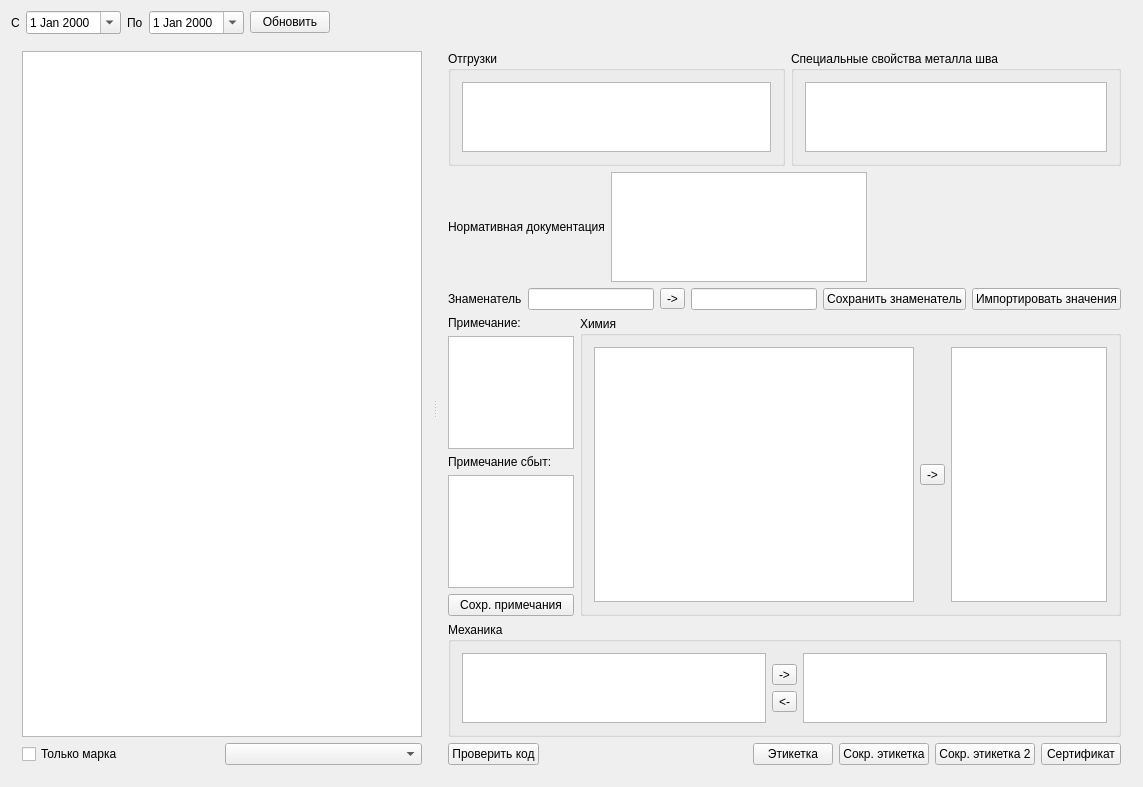
The window that formpart.ui (Sergeyego/el_sert) describes before a commit, drawn with Qt 5.
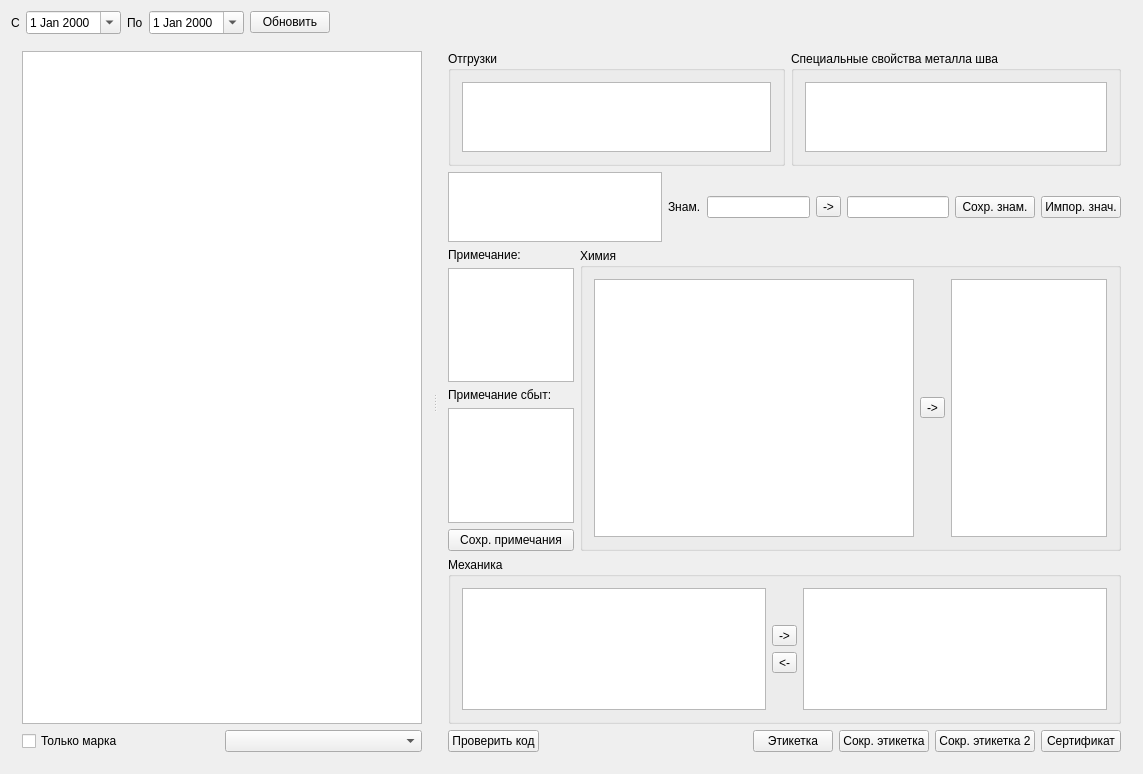
The same window after the commit. Custom widgets are drawn as their Qt base class.

What changed in the file:
```diff
--- a/formpart.ui
+++ b/formpart.ui
@@ -150,58 +150,19 @@
        <item>
         <layout class="QHBoxLayout" name="horizontalLayout_2">
          <item>
-          <widget class="QLabel" name="label_6">
-           <property name="text">
-            <string>Нормативная документация</string>
-           </property>
-          </widget>
-         </item>
-         <item>
-          <widget class="DbViewer" name="tableViewSrcGost">
-           <property name="minimumSize">
-            <size>
-             <width>0</width>
-             <height>110</height>
-            </size>
-           </property>
+          <widget class="QListView" name="listViewGost">
            <property name="maximumSize">
             <size>
-             <width>16777215</width>
-             <height>110</height>
+             <width>220</width>
+             <height>80</height>
             </size>
            </property>
-           <property name="editTriggers">
-            <set>QAbstractItemView::NoEditTriggers</set>
-           </property>
-           <attribute name="horizontalHeaderVisible">
-            <bool>false</bool>
-           </attribute>
-           <attribute name="verticalHeaderVisible">
-            <bool>false</bool>
-           </attribute>
           </widget>
          </item>
-         <item>
-          <spacer name="horizontalSpacer">
-           <property name="orientation">
-            <enum>Qt::Horizontal</enum>
-           </property>
-           <property name="sizeHint" stdset="0">
-            <size>
-             <width>40</width>
-             <height>20</height>
-            </size>
-           </property>
-          </spacer>
-         </item>
-        </layout>
-       </item>
-       <item>
-        <layout class="QHBoxLayout" name="horizontalLayout_10">
          <item>
           <widget class="QLabel" name="label_3">
            <property name="text">
-            <string>Знаменатель</string>
+            <string>Знам.</string>
            </property>
           </widget>
          </item>
@@ -225,14 +186,14 @@
          <item>
           <widget class="QPushButton" name="cmdSaveZnam">
            <property name="text">
-            <string>Сохранить знаменатель</string>
+            <string>Сохр. знам.</string>
            </property>
           </widget>
          </item>
          <item>
           <widget class="QPushButton" name="pushButtonCopy">
            <property name="text">
-            <string>Импортировать значения</string>
+            <string>Импор. знач.</string>
            </property>
           </widget>
          </item>
@@ -254,7 +215,7 @@
              <property name="maximumSize">
               <size>
                <width>170</width>
-               <height>170</height>
+               <height>150</height>
               </size>
              </property>
             </widget>
@@ -271,7 +232,7 @@
              <property name="maximumSize">
               <size>
                <width>170</width>
-               <height>170</height>
+               <height>150</height>
               </size>
              </property>
             </widget>
```
Left out of the diff: 11 changed lines with no effect on the pictures.
